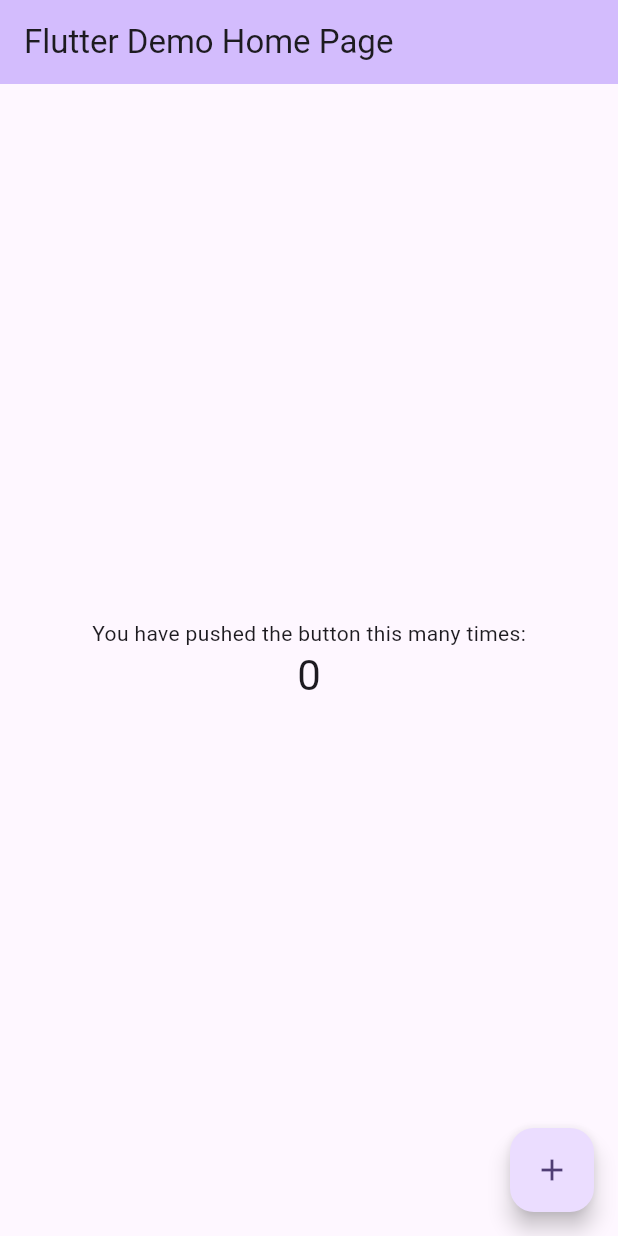
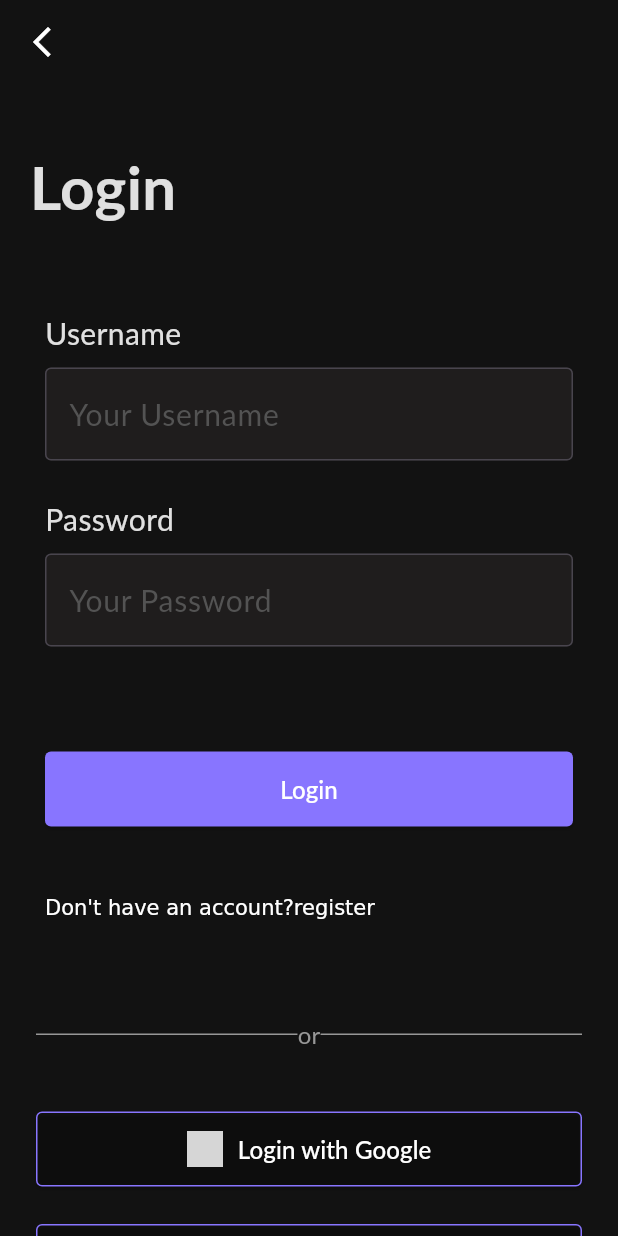
Before and after one commit to MaiAnh-sin/Goup12-lap-trinh-thiet-bi-di-dong, a Flutter app: the screen it shows after launch, on a phone screen of 412 x 824 dp. Run offline on Flutter 3.47's test engine with Material 3 defaults, Android fonts, the phone set to English and light mode, and no system bars; Roboto replaces fonts that are missing (Lato); grey boxes are pictures that could not be loaded.

Commit message:
Sign_in_progress

```diff
--- /dev/null
+++ b/lib/UI/Login/login_page.dart
@@ -0,0 +1,313 @@
+import 'package:flutter/material.dart';
+
+class LoginPage extends StatefulWidget {
+  const LoginPage({super.key});
+
+  @override
+  State<LoginPage> createState() => _LoginPageState();
+}
+
+class _LoginPageState extends State<LoginPage> {
+  @override
+  Widget build(BuildContext context) {
+    return Scaffold(
+      backgroundColor: const Color(0xFF121212),
+      appBar: AppBar(
+        backgroundColor: Colors.transparent,
+        leading: IconButton(
+          onPressed: () {
+            Navigator.pop(context);
+          },
+          icon: const Icon(
+            Icons.arrow_back_ios_new_outlined,
+            color: Colors.white,
+          ),
+        ),
+      ),
+      body: SafeArea(
+        top: false,
+        child: SingleChildScrollView(
+          child: Column(
+            mainAxisAlignment: MainAxisAlignment.start,
+            crossAxisAlignment: CrossAxisAlignment.start,
+            children: [
+              pageTitle(),
+              const SizedBox(height: 55),
+              formLogin(),
+              orSplit(),
+              socialLogin(),
+            ],
+          ),
+        ),
+      ),
+    );
+  }
+
+  Widget pageTitle() {
+    return Container(
+      margin: const EdgeInsets.symmetric(horizontal: 20).copyWith(top: 40),
+      child: Text(
+        "Login",
+        style: TextStyle(
+          color: Colors.white.withOpacity(0.87),
+          fontFamily: "Lato",
+          fontSize: 40,
+          fontWeight: FontWeight.bold,
+        ),
+        textAlign: TextAlign.center,
+      ),
+    );
+  }
+
+  Widget formLogin() {
+    return Form(
+        child: Container(
+            margin: const EdgeInsets.symmetric(horizontal: 30),
+            child: Column(
+              mainAxisAlignment: MainAxisAlignment.start,
+              crossAxisAlignment: CrossAxisAlignment.start,
+              children: [
+                usernameField(),
+                const SizedBox(height: 25),
+                passwordField(),
+                loginButton(),
+                createAccount(),
+              ],
+            )));
+  }
+
+  Widget usernameField() {
+    return Column(
+      mainAxisAlignment: MainAxisAlignment.start,
+      crossAxisAlignment: CrossAxisAlignment.start,
+      children: [
+        Text(
+          "Username",
+          style: TextStyle(
+            color: Colors.white.withOpacity(0.87),
+            fontFamily: "Lato",
+            fontSize: 20,
+          ),
+        ),
+        Container(
+            margin: EdgeInsets.only(top: 8),
+            child: TextFormField(
+              decoration: InputDecoration(
+                hintText: "Your Username",
+                hintStyle: TextStyle(
+                  color: Color(0xFF535353),
+                  fontFamily: "Lato",
+                  fontSize: 20,
+                ),
+                border: OutlineInputBorder(
+                  borderRadius: BorderRadius.circular(4),
+                ),
+                fillColor: Color(0xFF1D1D1),
+                filled: true,
+              ),
+              style: TextStyle(
+                color: Colors.white,
+                fontFamily: "Lato",
+                fontSize: 20,
+              ),
+            ))
+      ],
+    );
+  }
+
+  Widget passwordField() {
+    return Column(
+      mainAxisAlignment: MainAxisAlignment.start,
+      crossAxisAlignment: CrossAxisAlignment.start,
+      children: [
+        Text(
+          "Password",
+          style: TextStyle(
+            color: Colors.white.withOpacity(0.87),
+            fontFamily: "Lato",
+            fontSize: 20,
+          ),
+        ),
+        Container(
+            margin: EdgeInsets.only(top: 8),
+            child: TextFormField(
+              decoration: InputDecoration(
+                hintText: "Your Password",
+                hintStyle: TextStyle(
+                  color: Color(0xFF535353),
+                  fontFamily: "Lato",
+                  fontSize: 20,
+                ),
+                border: OutlineInputBorder(
+                  borderRadius: BorderRadius.circular(4),
+                ),
+                fillColor: Color(0xFF1D1D1),
+                filled: true,
+              ),
+              style: TextStyle(
+                color: Colors.white,
+                fontFamily: "Lato",
+                fontSize: 20,
+              ),
+              obscureText: true,
+            ))
+      ],
+    );
+  }
+
+  Widget loginButton() {
+    return Container(
+      width: double.infinity,
+      height: 50,
+      margin: const EdgeInsets.only(top: 70),
+      child: ElevatedButton(
+          onPressed: () {},
+          style: ElevatedButton.styleFrom(
+              backgroundColor: const Color(0xFF8875FF),
+              shape: RoundedRectangleBorder(
+                borderRadius: BorderRadius.circular(4),
+              ),
+              disabledBackgroundColor: Color(0xFF8687E7).withOpacity(0.5)),
+          child: const Text("Login",
+              style: TextStyle(
+                fontSize: 16,
+                fontFamily: "Lato",
+                color: Colors.white,
+              ))),
+    );
+  }
+
+  Widget orSplit() {
+    return Container(
+      margin: const EdgeInsets.only(top: 45, bottom: 40),
+      padding: const EdgeInsets.symmetric(horizontal: 24),
+      child: Row(
+        children: [
+          Expanded(
+            child: Container(
+              height: 1,
+              width: double.infinity,
+              color: const Color(0xFF979797),
+            ),
+          ),
+          const Text(
+            "or",
+            style: TextStyle(
+              fontSize: 16,
+              fontFamily: "Lato",
+              color: Color(0xFF979797),
+            ),
+          ),
+          Expanded(
+            child: Container(
+              height: 1,
+              width: double.infinity,
+              color: const Color(0xFF979797),
+            ),
+          ),
+        ],
+      ),
+    );
+  }
+
+  Widget socialLogin() {
+    return Column(children: [
+      socialLoginWithGoogle(),
+      socialLoginWithApple(),
+    ]);
+  }
+
+  Widget socialLoginWithGoogle() {
+    return Container(
+      width: double.infinity,
+      height: 50,
+      padding: const EdgeInsets.symmetric(horizontal: 24),
+      margin: const EdgeInsets.only(bottom: 25),
+      child: ElevatedButton(
+          onPressed: () {},
+          style: OutlinedButton.styleFrom(
+              backgroundColor: Colors.transparent,
+              shape: RoundedRectangleBorder(
+                borderRadius: BorderRadius.circular(4),
+              ),
+              side: const BorderSide(
+                width: 1,
+                color: Color(0xFF8875FF),
+              )),
+          child: Row(
+            mainAxisAlignment: MainAxisAlignment.center,
+            crossAxisAlignment: CrossAxisAlignment.center,
+            children: [
+              Image.asset(
+                "assets/logo_google.png",
+                width: 24,
+                height: 24,
+                fit: BoxFit.fill,
+              ),
+              Container(
+                margin: const EdgeInsets.only(left: 10),
+                child: const Text("Login with Google",
+                    style: TextStyle(
+                      fontSize: 16,
+                      fontFamily: "Lato",
+                      color: Colors.white,
+                    )),
+              ),
+            ],
+          )),
+    );
+  }
+
+  Widget socialLoginWithApple() {
+    return Container(
+      width: double.infinity,
+      height: 50,
+      padding: const EdgeInsets.symmetric(horizontal: 24),
+      margin: const EdgeInsets.only(bottom: 25),
+      child: ElevatedButton(
+          onPressed: () {},
+          style: OutlinedButton.styleFrom(
+              backgroundColor: Colors.transparent,
+              shape: RoundedRectangleBorder(
+                borderRadius: BorderRadius.circular(4),
+              ),
+              side: const BorderSide(
+                width: 1,
+                color: Color(0xFF8875FF),
+              )),
+          child: Row(
+            mainAxisAlignment: MainAxisAlignment.center,
+            crossAxisAlignment: CrossAxisAlignment.center,
+            children: [
+              Image.asset(
+                "assets/icons8-apple-logo-50.png",
+                width: 24,
+                height: 24,
+                fit: BoxFit.fill,
+              ),
+              Container(
+                margin: const EdgeInsets.only(left: 10),
+                child: const Text(
+                  "Login with Apple",
+                  style: TextStyle(
+                    fontSize: 16,
+                    fontFamily: "Lato",
+                    color: Colors.white,
+                  ),
+                ),
+              ),
+            ],
+          )),
+    );
+  }
+
+  Widget createAccount() {
+    return Container(
+      margin: const EdgeInsets.only(top:46, bottom: 20),
+      child: RichText(
+          text: TextSpan(
+              text: "Don't have an account?",
+              children: [TextSpan(text: "register")])),
+    );
+  }
+}
--- a/lib/main.dart
+++ b/lib/main.dart
@@ -1,4 +1,5 @@
 import 'package:flutter/material.dart';
+import 'package:mobile_app/UI/Login/login_page.dart';
 
 void main() {
   runApp(const MyApp());
@@ -13,113 +14,11 @@
     return MaterialApp(
       title: 'Flutter Demo',
       theme: ThemeData(
-        // This is the theme of your application.
-        //
-        // TRY THIS: Try running your application with "flutter run". You'll see
-        // the application has a purple toolbar. Then, without quitting the app,
-        // try changing the seedColor in the colorScheme below to Colors.green
-        // and then invoke "hot reload" (save your changes or press the "hot
-        // reload" button in a Flutter-supported IDE, or press "r" if you used
-        // the command line to start the app).
-        //
-        // Notice that the counter didn't reset back to zero; the application
-        // state is not lost during the reload. To reset the state, use hot
-        // restart instead.
-        //
-        // This works for code too, not just values: Most code changes can be
-        // tested with just a hot reload.
+
         colorScheme: ColorScheme.fromSeed(seedColor: Colors.deepPurple),
         useMaterial3: true,
       ),
-      home: const MyHomePage(title: 'Flutter Demo Home Page'),
+      home: const LoginPage(),
     );
   }
 }
-
-class MyHomePage extends StatefulWidget {
-  const MyHomePage({super.key, required this.title});
-
-  // This widget is the home page of your application. It is stateful, meaning
-  // that it has a State object (defined below) that contains fields that affect
-  // how it looks.
-
-  // This class is the configuration for the state. It holds the values (in this
-  // case the title) provided by the parent (in this case the App widget) and
-  // used by the build method of the State. Fields in a Widget subclass are
-  // always marked "final".
-
-  final String title;
-
-  @override
-  State<MyHomePage> createState() => _MyHomePageState();
-}
-
-class _MyHomePageState extends State<MyHomePage> {
-  int _counter = 0;
-
-  void _incrementCounter() {
-    setState(() {
-      // This call to setState tells the Flutter framework that something has
-      // changed in this State, which causes it to rerun the build method below
-      // so that the display can reflect the updated values. If we changed
-      // _counter without calling setState(), then the build method would not be
-      // called again, and so nothing would appear to happen.
-      _counter++;
-    });
-  }
-
-  @override
-  Widget build(BuildContext context) {
-    // This method is rerun every time setState is called, for instance as done
-    // by the _incrementCounter method above.
-    //
-    // The Flutter framework has been optimized to make rerunning build methods
-    // fast, so that you can just rebuild anything that needs updating rather
-    // than having to individually change instances of widgets.
-    return Scaffold(
-      appBar: AppBar(
-        // TRY THIS: Try changing the color here to a specific color (to
-        // Colors.amber, perhaps?) and trigger a hot reload to see the AppBar
-        // change color while the other colors stay the same.
-        backgroundColor: Theme.of(context).colorScheme.inversePrimary,
-        // Here we take the value from the MyHomePage object that was created by
-        // the App.build method, and use it to set our appbar title.
-        title: Text(widget.title),
-      ),
-      body: Center(
-        // Center is a layout widget. It takes a single child and positions it
-        // in the middle of the parent.
-        child: Column(
-          // Column is also a layout widget. It takes a list of children and
-          // arranges them vertically. By default, it sizes itself to fit its
-          // children horizontally, and tries to be as tall as its parent.
-          //
-          // Column has various properties to control how it sizes itself and
-          // how it positions its children. Here we use mainAxisAlignment to
-          // center the children vertically; the main axis here is the vertical
-          // axis because Columns are vertical (the cross axis would be
-          // horizontal).
-          //
-          // TRY THIS: Invoke "debug painting" (choose the "Toggle Debug Paint"
-          // action in the IDE, or press "p" in the console), to see the
-          // wireframe for each widget.
-          mainAxisAlignment: MainAxisAlignment.center,
-          children: <Widget>[
-            const Text(
-              'You have pushed the button this many times:',
-            ),
-            Text(
-              '$_counter',
-              style: Theme.of(context).textTheme.headlineMedium,
-            ),
-          ],
-        ),
-      ),
-      floatingActionButton: FloatingActionButton(
-        onPressed: _incrementCounter,
-        tooltip: 'Increment',
-        child: const Icon(Icons.add),
-      ), // This trailing comma makes auto-formatting nicer for build methods.
-    );
-  }
-}
--- a/pubspec.yaml
+++ b/pubspec.yaml
@@ -35,6 +35,9 @@ dependencies:
   # The following adds the Cupertino Icons font to your application.
   # Use with the CupertinoIcons class for iOS style icons.
   cupertino_icons: ^1.0.8
+  google_maps_flutter: ^2.9.0
+  flutter_rating_bar: ^4.0.0
+  http: ^1.2.2
 
 dev_dependencies:
   flutter_test:
```
Also changed, not shown: assets/icons8-apple-logo-50.png (added), assets/logo_google.png (added), pubspec.lock, 1 other file.
